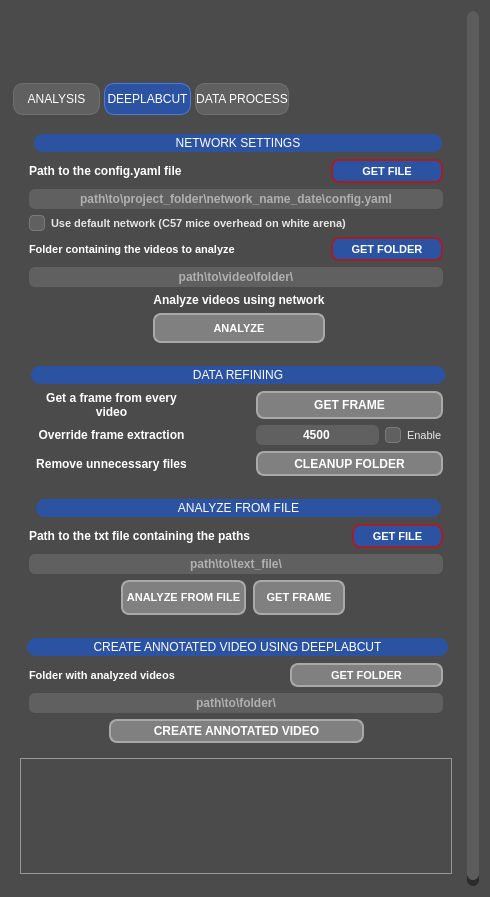
Above: src/behavython/gui/assets/ui/behavython_gui.ui from mrdrzit/behavython before the change. Below: the same form after it.
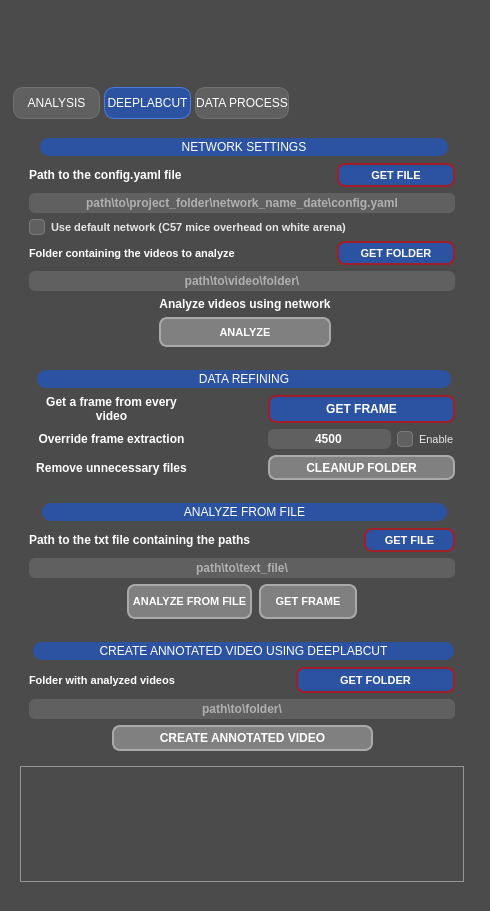
That is the form after the change. The open tabs and pages were chosen to show the change. Icons and pictures are not drawn.

Commit message: Change GUI layout and configuration defaults

Patch:
```diff
--- a/src/behavython/gui/assets/ui/behavython_gui.ui
+++ b/src/behavython/gui/assets/ui/behavython_gui.ui
@@ -7,7 +7,7 @@
     <x>0</x>
     <y>0</y>
     <width>490</width>
-    <height>897</height>
+    <height>911</height>
    </rect>
   </property>
   <property name="sizePolicy">
@@ -153,7 +153,7 @@
         <x>0</x>
         <y>0</y>
         <width>472</width>
-        <height>879</height>
+        <height>893</height>
        </rect>
       </property>
       <property name="sizePolicy">
@@ -173,7 +173,7 @@
         <number>0</number>
        </property>
        <property name="topMargin">
-        <number>9</number>
+        <number>0</number>
        </property>
        <property name="rightMargin">
         <number>6</number>
@@ -184,72 +184,9 @@
        <property name="horizontalSpacing">
         <number>6</number>
        </property>
-       <item row="0" column="2">
-        <spacer name="horizontalSpacer_20">
-         <property name="orientation">
-          <enum>Qt::Orientation::Horizontal</enum>
-         </property>
-         <property name="sizeHint" stdset="0">
-          <size>
-           <width>143</width>
-           <height>20</height>
-          </size>
-         </property>
-        </spacer>
-       </item>
-       <item row="0" column="1">
-        <widget class="QLabel" name="behavython_logo">
-         <property name="enabled">
-          <bool>true</bool>
-         </property>
-         <property name="sizePolicy">
-          <sizepolicy hsizetype="Preferred" vsizetype="Preferred">
-           <horstretch>0</horstretch>
-           <verstretch>0</verstretch>
-          </sizepolicy>
-         </property>
-         <property name="minimumSize">
-          <size>
-           <width>200</width>
-           <height>55</height>
-          </size>
-         </property>
-         <property name="maximumSize">
-          <size>
-           <width>120</width>
-           <height>33</height>
-          </size>
-         </property>
-         <property name="layoutDirection">
-          <enum>Qt::LayoutDirection::LeftToRight</enum>
-         </property>
-         <property name="text">
-          <string/>
-         </property>
-         <property name="pixmap">
-          <pixmap>../logo/logo.png</pixmap>
-         </property>
-         <property name="scaledContents">
-          <bool>true</bool>
-         </property>
-         <property name="alignment">
-          <set>Qt::AlignmentFlag::AlignCenter</set>
-         </property>
-        </widget>
-       </item>
-       <item row="0" column="0">
-        <spacer name="horizontalSpacer">
-         <property name="orientation">
-          <enum>Qt::Orientation::Horizontal</enum>
-         </property>
-         <property name="sizeHint" stdset="0">
-          <size>
-           <width>143</width>
-           <height>20</height>
-          </size>
-         </property>
-        </spacer>
-       </item>
+       <property name="verticalSpacing">
+        <number>9</number>
+       </property>
        <item row="1" column="0" colspan="3">
         <widget class="QTabWidget" name="tabWidget">
          <property name="sizePolicy">
@@ -2302,7 +2239,7 @@
               <item row="0" column="3" colspan="2">
                <widget class="QPushButton" name="folder_to_create_annotated_video_button">
                 <property name="enabled">
-                 <bool>false</bool>
+                 <bool>true</bool>
                 </property>
                 <property name="sizePolicy">
                  <sizepolicy hsizetype="Preferred" vsizetype="Preferred">
@@ -2334,20 +2271,31 @@
                  <cursorShape>PointingHandCursor</cursorShape>
                 </property>
                 <property name="styleSheet">
-                 <string notr="true">QPushButton {
-    border: 2px solid #A21F27;
-    border-radius: 8px;
-    background-color: #2C53A1;
-    color: #FFFFFF;
+                 <string notr="true">/* Base button */
+QPushButton {
     font: 8pt &quot;Arial&quot;;
     font-weight: bold;
+
+    border: 2px solid #A21F27;
+    border-radius: 8px;
+
+    background-color: #2C53A1;
+    color: #FFFFFF;
 }
+
+/* Hover */
+QPushButton:hover {
+    background-color: #3A63B8; /* slightly lighter than base */
+}
+
+/* Pressed */
 QPushButton:pressed {
     border: 2px solid #A21F27;
     border-radius: 8px;
     background-color: #A21F27;
     color: #FFFFFF;
 }
+
 QPushButton:disabled {
     background-color: gray;
     color: white;
@@ -2432,11 +2380,33 @@
                  <cursorShape>PointingHandCursor</cursorShape>
                 </property>
                 <property name="styleSheet">
-                 <string notr="true">QPushButton{font:10pt&quot;Arial&quot;;font-weight:bold;}QPushButton{border:2px solid #A21F27;border-radius:8px;background-color:#2C53A1;color:#FFFFFF;font:8pt&quot;Arial&quot;;font-weight:bold;}QPushButton:pressed{border:2px solid #A21F27;border-radius:8px;background-color:#A21F27;color:#FFFFFF;}
+                 <string notr="true">/* Base button */
+QPushButton {
+    font: 8pt &quot;Arial&quot;;
+    font-weight: bold;
+
+    border: 2px solid #A21F27;
+    border-radius: 8px;
+
+    background-color: #2C53A1;
+    color: #FFFFFF;
+}
+
+/* Hover */
+QPushButton:hover {
+    background-color: #3A63B8; /* slightly lighter than base */
+}
+
+/* Pressed */
+QPushButton:pressed {
+    background-color: #A21F27;
+    color: #FFFFFF;
+}
+
 QPushButton:disabled {
     background-color: gray;
-    color: white; /* Optional: change text color */
-    border: 2px solid darkgray; /* Optional: customize border */
+    color: white;
+    border: 2px solid darkgray;
 }</string>
                 </property>
                 <property name="text">
@@ -2540,11 +2510,33 @@
                  <cursorShape>PointingHandCursor</cursorShape>
                 </property>
                 <property name="styleSheet">
-                 <string notr="true">QPushButton{font:7pt&quot;Arial&quot;;font-weight:bold;}QPushButton{border:2px solid #A21F27;border-radius:8px;background-color:#2C53A1;color:#FFFFFF;font:8pt&quot;Arial&quot;;font-weight:bold;}QPushButton:pressed{border:2px solid #A21F27;border-radius:8px;background-color:#A21F27;color:#FFFFFF;}
+                 <string notr="true">/* Base button */
+QPushButton {
+    font: 8pt &quot;Arial&quot;;
+    font-weight: bold;
+
+    border: 2px solid #A21F27;
+    border-radius: 8px;
+
+    background-color: #2C53A1;
+    color: #FFFFFF;
+}
+
+/* Hover */
+QPushButton:hover {
+    background-color: #3A63B8; /* slightly lighter than base */
+}
+
+/* Pressed */
+QPushButton:pressed {
+    background-color: #A21F27;
+    color: #FFFFFF;
+}
+
 QPushButton:disabled {
     background-color: gray;
-    color: white; /* Optional: change text color */
-    border: 2px solid darkgray; /* Optional: customize border */
+    color: white;
+    border: 2px solid darkgray;
 }</string>
                 </property>
                 <property name="text">
@@ -2651,7 +2643,7 @@
               <item row="0" column="2" colspan="2">
                <widget class="QPushButton" name="get_frames_button">
                 <property name="enabled">
-                 <bool>false</bool>
+                 <bool>true</bool>
                 </property>
                 <property name="sizePolicy">
                  <sizepolicy hsizetype="Preferred" vsizetype="Preferred">
@@ -2675,11 +2667,33 @@
                  <cursorShape>PointingHandCursor</cursorShape>
                 </property>
                 <property name="styleSheet">
-                 <string notr="true">QPushButton{font:7pt&quot;Arial&quot;;font-weight:bold;}QPushButton{border:2px solid #A21F27;border-radius:8px;background-color:#2C53A1;color:#FFFFFF;font:8pt&quot;Arial&quot;;font-weight:bold;}QPushButton:pressed{border:2px solid #A21F27;border-radius:8px;background-color:#A21F27;color:#FFFFFF;}
+                 <string notr="true">/* Base button */
+QPushButton {
+    font: 8pt &quot;Arial&quot;;
+    font-weight: bold;
+
+    border: 2px solid #A21F27;
+    border-radius: 8px;
+
+    background-color: #2C53A1;
+    color: #FFFFFF;
+}
+
+/* Hover */
+QPushButton:hover {
+    background-color: #3A63B8; /* slightly lighter than base */
+}
+
+/* Pressed */
+QPushButton:pressed {
+    background-color: #A21F27;
+    color: #FFFFFF;
+}
+
 QPushButton:disabled {
     background-color: gray;
-    color: white; /* Optional: change text color */
-    border: 2px solid darkgray; /* Optional: customize border */
+    color: white;
+    border: 2px solid darkgray;
 }</string>
                 </property>
                 <property name="text">
@@ -2974,20 +2988,31 @@
                  <cursorShape>PointingHandCursor</cursorShape>
                 </property>
                 <property name="styleSheet">
-                 <string notr="true">QPushButton {
-    border: 2px solid #A21F27;
-    border-radius: 8px;
-    background-color: #2C53A1;
-    color: #FFFFFF;
+                 <string notr="true">/* Base button */
+QPushButton {
     font: 8pt &quot;Arial&quot;;
     font-weight: bold;
+
+    border: 2px solid #A21F27;
+    border-radius: 8px;
+
+    background-color: #2C53A1;
+    color: #FFFFFF;
 }
+
+/* Hover */
+QPushButton:hover {
+    background-color: #3A63B8; /* slightly lighter than base */
+}
+
+/* Pressed */
 QPushButton:pressed {
     border: 2px solid #A21F27;
     border-radius: 8px;
     background-color: #A21F27;
     color: #FFFFFF;
 }
+
 QPushButton:disabled {
     background-color: gray;
     color: white;
@@ -3040,6 +3065,9 @@
               </item>
               <item row="0" column="3">
                <widget class="QPushButton" name="get_config_path_button">
+                <property name="enabled">
+                 <bool>true</bool>
+                </property>
                 <property name="sizePolicy">
                  <sizepolicy hsizetype="Preferred" vsizetype="Preferred">
                   <horstretch>0</horstretch>
@@ -3064,20 +3092,31 @@
                  <cursorShape>PointingHandCursor</cursorShape>
                 </property>
                 <property name="styleSheet">
-                 <string notr="true">QPushButton {
-    border: 2px solid #A21F27;
-    border-radius: 8px;
-    background-color: #2C53A1;
-    color: #FFFFFF;
+                 <string notr="true">/* Base button */
+QPushButton {
     font: 8pt &quot;Arial&quot;;
     font-weight: bold;
+
+    border: 2px solid #A21F27;
+    border-radius: 8px;
+
+    background-color: #2C53A1;
+    color: #FFFFFF;
 }
+
+/* Hover */
+QPushButton:hover {
+    background-color: #3A63B8; /* slightly lighter than base */
+}
+
+/* Pressed */
 QPushButton:pressed {
     border: 2px solid #A21F27;
     border-radius: 8px;
     background-color: #A21F27;
     color: #FFFFFF;
 }
+
 QPushButton:disabled {
     background-color: gray;
     color: white;
@@ -3213,11 +3252,33 @@
                  <cursorShape>PointingHandCursor</cursorShape>
                 </property>
                 <property name="styleSheet">
-                 <string notr="true">QPushButton{font:7pt&quot;Arial&quot;;font-weight:bold;}QPushButton{border:2px solid #A21F27;border-radius:8px;background-color:#2C53A1;color:#FFFFFF;font:8pt&quot;Arial&quot;;font-weight:bold;}QPushButton:pressed{border:2px solid #A21F27;border-radius:8px;background-color:#A21F27;color:#FFFFFF;}
+                 <string notr="true">/* Base button */
+QPushButton {
+    font: 8pt &quot;Arial&quot;;
+    font-weight: bold;
+
+    border: 2px solid #A21F27;
+    border-radius: 8px;
+
+    background-color: #2C53A1;
+    color: #FFFFFF;
+}
+
+/* Hover */
+QPushButton:hover {
+    background-color: #3A63B8; /* slightly lighter than base */
+}
+
+/* Pressed */
+QPushButton:pressed {
+    background-color: #A21F27;
+    color: #FFFFFF;
+}
+
 QPushButton:disabled {
     background-color: gray;
-    color: white; /* Optional: change text color */
-    border: 2px solid darkgray; /* Optional: customize border */
+    color: white;
+    border: 2px solid darkgray;
 }</string>
                 </property>
                 <property name="text">
@@ -3450,6 +3511,9 @@
               </item>
               <item row="0" column="4">
                <widget class="QPushButton" name="get_file_to_analyze_button">
+                <property name="enabled">
+                 <bool>true</bool>
+                </property>
                 <property name="sizePolicy">
                  <sizepolicy hsizetype="Preferred" vsizetype="Preferred">
                   <horstretch>0</horstretch>
@@ -3474,20 +3538,31 @@
                  <cursorShape>PointingHandCursor</cursorShape>
                 </property>
                 <property name="styleSheet">
-                 <string notr="true">QPushButton {
-    border: 2px solid #A21F27;
-    border-radius: 8px;
-    background-color: #2C53A1;
-    color: #FFFFFF;
+                 <string notr="true">/* Base button */
+QPushButton {
     font: 8pt &quot;Arial&quot;;
     font-weight: bold;
+
+    border: 2px solid #A21F27;
+    border-radius: 8px;
+
+    background-color: #2C53A1;
+    color: #FFFFFF;
 }
+
+/* Hover */
+QPushButton:hover {
+    background-color: #3A63B8; /* slightly lighter than base */
+}
+
+/* Pressed */
 QPushButton:pressed {
     border: 2px solid #A21F27;
     border-radius: 8px;
     background-color: #A21F27;
     color: #FFFFFF;
 }
+
 QPushButton:disabled {
     background-color: gray;
     color: white;
@@ -3590,24 +3665,35 @@
                  <cursorShape>PointingHandCursor</cursorShape>
                 </property>
                 <property name="styleSheet">
-                 <string notr="true">QPushButton {
-	font: 8pt &quot;Arial&quot;;
-	font-weight: bold;
-    border: 2px solid #a21f27;
+                 <string notr="true">/* Base button */
+QPushButton {
+    font: 8pt &quot;Arial&quot;;
+    font-weight: bold;
+
+    border: 2px solid #A21F27;
     border-radius: 8px;
-    background-color: #2c53a1;
-    color: #ffffff;
+
+    background-color: #2C53A1;
+    color: #FFFFFF;
 }
+
+/* Hover */
+QPushButton:hover {
+    background-color: #3A63B8; /* slightly lighter than base */
+}
+
+/* Pressed */
 QPushButton:pressed {
     border: 2px solid #a21f27;
     border-radius: 8px;
     background-color: #a21f27;
     color: #ffffff;
 }
+
 QPushButton:disabled {
     background-color: gray;
-    color: white; /* Optional: change text color */
-    border: 2px solid darkgray; /* Optional: customize border */
+    color: white;
+    border: 2px solid darkgray;
 }</string>
                 </property>
                 <property name="text">
@@ -3650,24 +3736,35 @@
                  <cursorShape>PointingHandCursor</cursorShape>
                 </property>
                 <property name="styleSheet">
-                 <string notr="true">QPushButton {
-	font: 8pt &quot;Arial&quot;;
-	font-weight: bold;
-    border: 2px solid #a21f27;
+                 <string notr="true">/* Base button */
+QPushButton {
+    font: 8pt &quot;Arial&quot;;
+    font-weight: bold;
+
+    border: 2px solid #A21F27;
     border-radius: 8px;
-    background-color: #2c53a1;
-    color: #ffffff;
+
+    background-color: #2C53A1;
+    color: #FFFFFF;
 }
+
+/* Hover */
+QPushButton:hover {
+    background-color: #3A63B8; /* slightly lighter than base */
+}
+
+/* Pressed */
 QPushButton:pressed {
     border: 2px solid #a21f27;
     border-radius: 8px;
     background-color: #a21f27;
     color: #ffffff;
 }
+
 QPushButton:disabled {
     background-color: gray;
-    color: white; /* Optional: change text color */
-    border: 2px solid darkgray; /* Optional: customize border */
+    color: white;
+    border: 2px solid darkgray;
 }</string>
                 </property>
                 <property name="text">
@@ -4780,6 +4877,46 @@
          </widget>
         </widget>
        </item>
+       <item row="0" column="0" colspan="3">
+        <widget class="QLabel" name="behavython_logo">
+         <property name="enabled">
+          <bool>true</bool>
+         </property>
+         <property name="sizePolicy">
+          <sizepolicy hsizetype="Fixed" vsizetype="Fixed">
+           <horstretch>0</horstretch>
+           <verstretch>0</verstretch>
+          </sizepolicy>
+         </property>
+         <property name="minimumSize">
+          <size>
+           <width>452</width>
+           <height>65</height>
+          </size>
+         </property>
+         <property name="maximumSize">
+          <size>
+           <width>452</width>
+           <height>65</height>
+          </size>
+         </property>
+         <property name="layoutDirection">
+          <enum>Qt::LayoutDirection::LeftToRight</enum>
+         </property>
+         <property name="text">
+          <string/>
+         </property>
+         <property name="pixmap">
+          <pixmap>../logo/logo.png</pixmap>
+         </property>
+         <property name="scaledContents">
+          <bool>true</bool>
+         </property>
+         <property name="alignment">
+          <set>Qt::AlignmentFlag::AlignCenter</set>
+         </property>
+        </widget>
+       </item>
       </layout>
      </widget>
     </widget>
```
Left out of the diff: 319 changed lines with no effect on the pictures. The commit also changes 3 other files.
